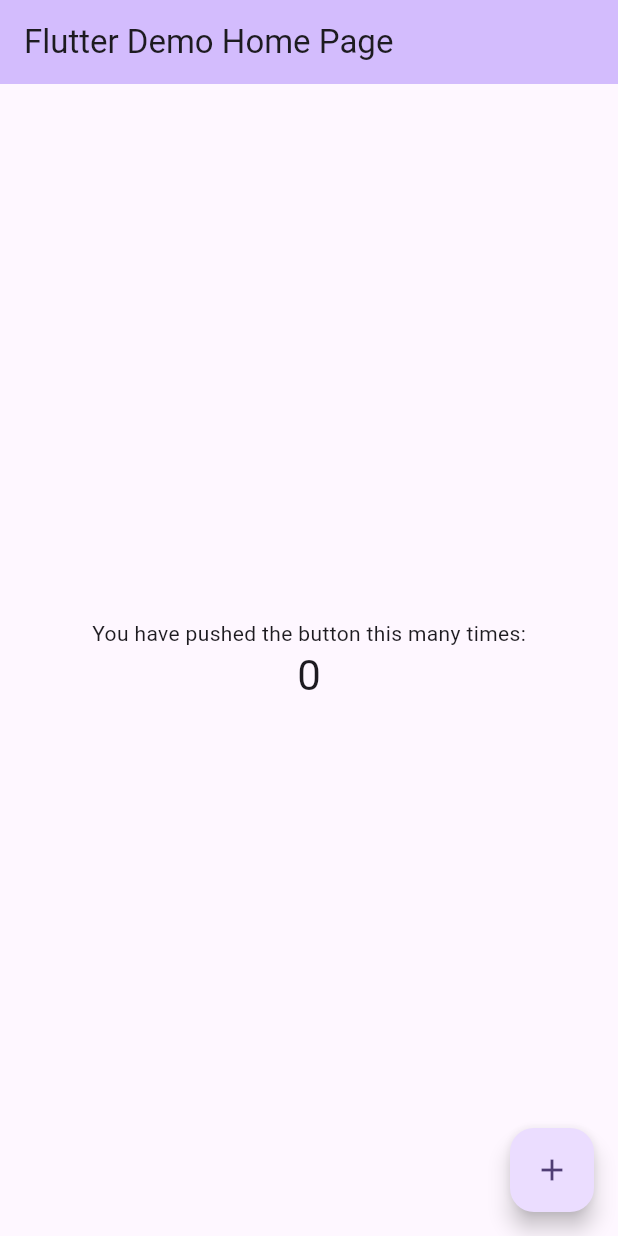
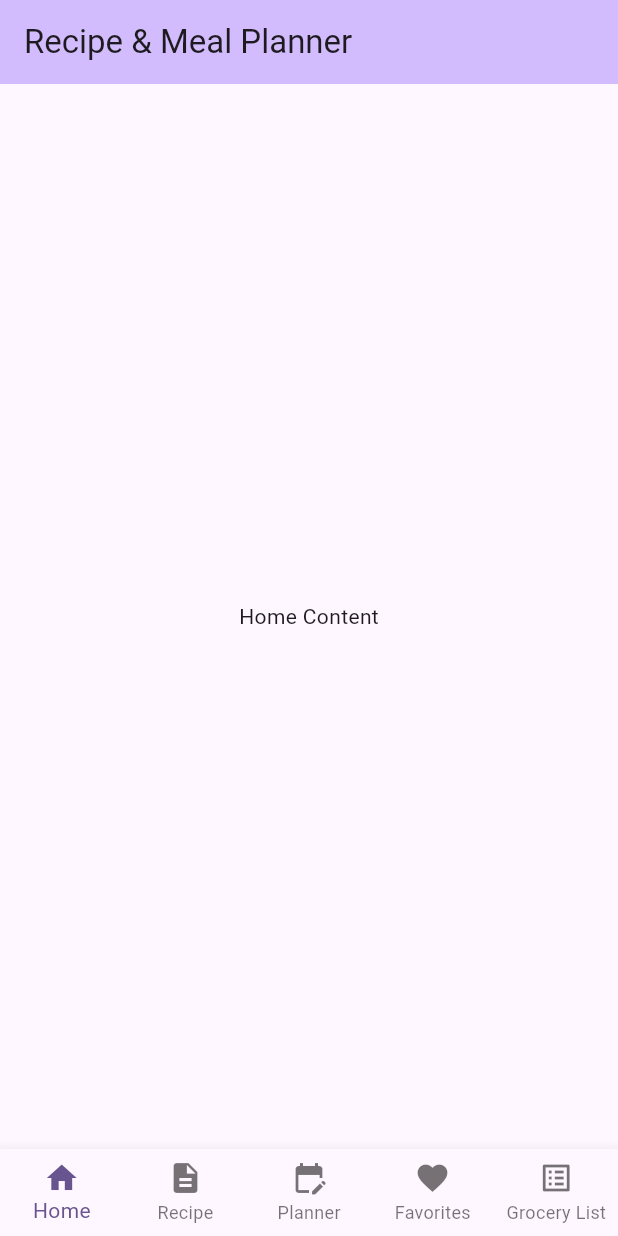
Before and after one commit to TobeyG2003/MAD_Project1_Recipe-MealPlanner, a Flutter app: the screen it shows after launch, on a phone screen of 412 x 824 dp. Run offline on Flutter 3.47's test engine with Material 3 defaults, Android fonts, the phone set to English and light mode, and no system bars.

Commit message:
adds tabs

```diff
--- a/lib/main.dart
+++ b/lib/main.dart
@@ -7,30 +7,14 @@ void main() {
 class MyApp extends StatelessWidget {
   const MyApp({super.key});
 
-  // This widget is the root of your application.
   @override
   Widget build(BuildContext context) {
     return MaterialApp(
       title: 'Flutter Demo',
       theme: ThemeData(
-        // This is the theme of your application.
-        //
-        // TRY THIS: Try running your application with "flutter run". You'll see
-        // the application has a purple toolbar. Then, without quitting the app,
-        // try changing the seedColor in the colorScheme below to Colors.green
-        // and then invoke "hot reload" (save your changes or press the "hot
-        // reload" button in a Flutter-supported IDE, or press "r" if you used
-        // the command line to start the app).
-        //
-        // Notice that the counter didn't reset back to zero; the application
-        // state is not lost during the reload. To reset the state, use hot
-        // restart instead.
-        //
-        // This works for code too, not just values: Most code changes can be
-        // tested with just a hot reload.
         colorScheme: ColorScheme.fromSeed(seedColor: Colors.deepPurple),
       ),
-      home: const MyHomePage(title: 'Flutter Demo Home Page'),
+      home: const MyHomePage(title: 'Recipe & Meal Planner'),
     );
   }
 }
@@ -38,85 +22,67 @@ class MyApp extends StatelessWidget {
 class MyHomePage extends StatefulWidget {
   const MyHomePage({super.key, required this.title});
 
-  // This widget is the home page of your application. It is stateful, meaning
-  // that it has a State object (defined below) that contains fields that affect
-  // how it looks.
-
-  // This class is the configuration for the state. It holds the values (in this
-  // case the title) provided by the parent (in this case the App widget) and
-  // used by the build method of the State. Fields in a Widget subclass are
-  // always marked "final".
-
   final String title;
 
   @override
   State<MyHomePage> createState() => _MyHomePageState();
 }
 
-class _MyHomePageState extends State<MyHomePage> {
-  int _counter = 0;
+class _MyHomePageState extends State<MyHomePage> with TickerProviderStateMixin {
+  late TabController _tabController;
 
-  void _incrementCounter() {
-    setState(() {
-      // This call to setState tells the Flutter framework that something has
-      // changed in this State, which causes it to rerun the build method below
-      // so that the display can reflect the updated values. If we changed
-      // _counter without calling setState(), then the build method would not be
-      // called again, and so nothing would appear to happen.
-      _counter++;
-    });
-  }
+      @override
+      void initState() {
+        super.initState();
+        _tabController = TabController(length: 5, vsync: this);
+      }
+
+      @override
+      void dispose() {
+        _tabController.dispose();
+        super.dispose();
+      }
+
 
   @override
   Widget build(BuildContext context) {
-    // This method is rerun every time setState is called, for instance as done
-    // by the _incrementCounter method above.
-    //
-    // The Flutter framework has been optimized to make rerunning build methods
-    // fast, so that you can just rebuild anything that needs updating rather
-    // than having to individually change instances of widgets.
     return Scaffold(
       appBar: AppBar(
-        // TRY THIS: Try changing the color here to a specific color (to
-        // Colors.amber, perhaps?) and trigger a hot reload to see the AppBar
-        // change color while the other colors stay the same.
         backgroundColor: Theme.of(context).colorScheme.inversePrimary,
-        // Here we take the value from the MyHomePage object that was created by
-        // the App.build method, and use it to set our appbar title.
         title: Text(widget.title),
       ),
-      body: Center(
-        // Center is a layout widget. It takes a single child and positions it
-        // in the middle of the parent.
-        child: Column(
-          // Column is also a layout widget. It takes a list of children and
-          // arranges them vertically. By default, it sizes itself to fit its
-          // children horizontally, and tries to be as tall as its parent.
-          //
-          // Column has various properties to control how it sizes itself and
-          // how it positions its children. Here we use mainAxisAlignment to
-          // center the children vertically; the main axis here is the vertical
-          // axis because Columns are vertical (the cross axis would be
-          // horizontal).
-          //
-          // TRY THIS: Invoke "debug painting" (choose the "Toggle Debug Paint"
-          // action in the IDE, or press "p" in the console), to see the
-          // wireframe for each widget.
-          mainAxisAlignment: MainAxisAlignment.center,
-          children: <Widget>[
-            const Text('You have pushed the button this many times:'),
-            Text(
-              '$_counter',
-              style: Theme.of(context).textTheme.headlineMedium,
-            ),
-          ],
-        ),
+      bottomNavigationBar: BottomNavigationBar(
+        currentIndex: _tabController.index,
+        onTap: (index) {
+          setState(() {
+            _tabController.index = index;
+          });
+        },
+        type: BottomNavigationBarType.fixed,
+        items: const [
+          BottomNavigationBarItem(icon: Icon(Icons.home), label: 'Home'),
+          BottomNavigationBarItem(icon: Icon(Icons.description), label: 'Recipe'),
+          BottomNavigationBarItem(icon: Icon(Icons.edit_calendar), label: 'Planner'),
+          BottomNavigationBarItem(icon: Icon(Icons.favorite), label: 'Favorites'),
+          BottomNavigationBarItem(icon: Icon(Icons.list_alt), label: 'Grocery List'),
+        ],
       ),
-      floatingActionButton: FloatingActionButton(
-        onPressed: _incrementCounter,
-        tooltip: 'Increment',
-        child: const Icon(Icons.add),
-      ), // This trailing comma makes auto-formatting nicer for build methods.
+
+      body: TabBarView(
+        controller: _tabController,
+        children: [
+          //tab 1
+          Center(child: Text('Home Content')),
+          //tab 2
+          Center(child: Text('Settings Content')),
+          //tab 3
+          Center(child: Text('Profile Content')),
+          //tab 4
+          Center(child: Text('Notifications Content')),
+          //tab 5
+          Center(child: Text('Info Content')),
+        ],
+      ),
     );
   }
 }
```
